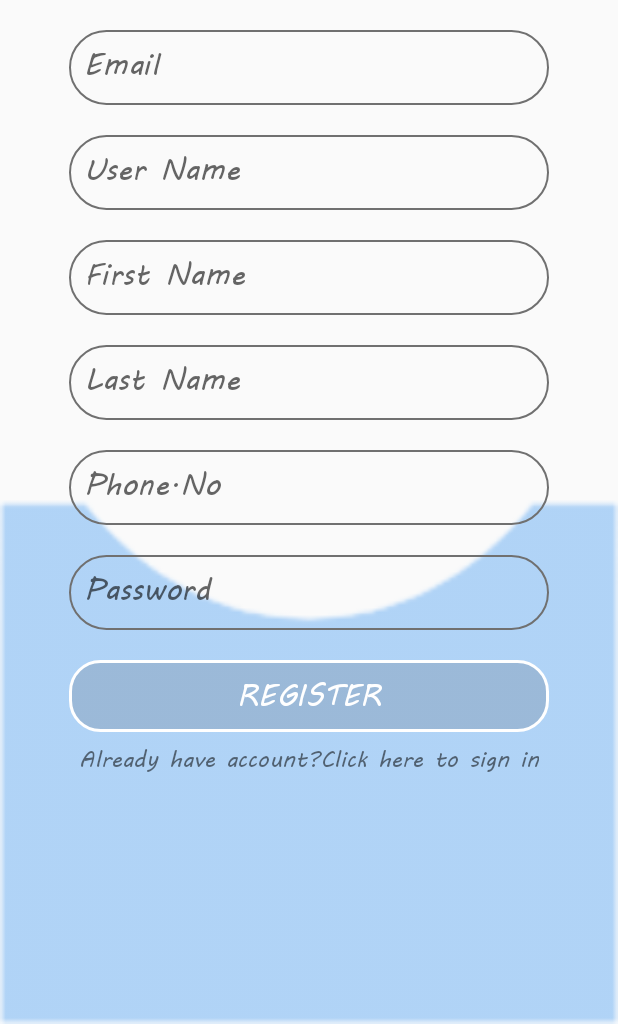
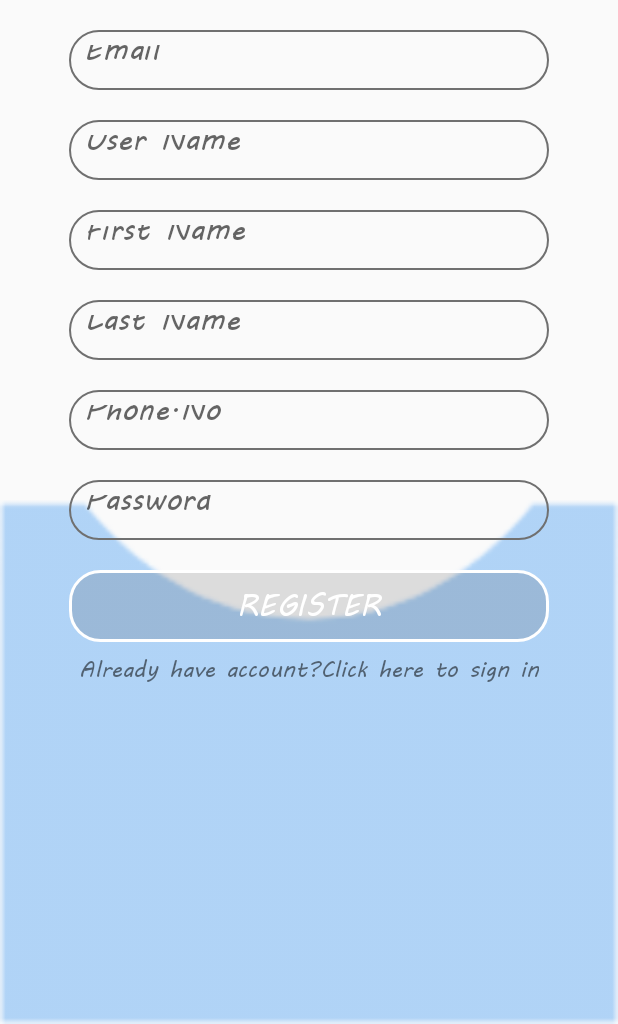
Before and after one commit to WyattLiang/epostCard, an Android app: the RegisterActivity screen opened directly, with no data from a screen before it, on a phone screen of 412 x 824 dp, the part 212-1236 px from its top. Run offline under Robolectric (Android 15) with nearby library versions, the phone set to English and light mode, and no system bars; our stand-ins replace Firebase (no records; nobody signed in at launch, a user with empty details on screens opened directly).

Commit message:
new layout

```diff
--- a/app/src/main/java/com/first/wyatt/postcard/HomeActivity.java
+++ b/app/src/main/java/com/first/wyatt/postcard/HomeActivity.java
@@ -101,9 +101,11 @@ public class HomeActivity extends AppCompatActivity {
                         Bundle extra = data.getBundleExtra("extra");
                         userName.setText(extra.getString("userName"));
                         profile_uri = extra.getString("uri");
+                        if(profile_uri != null){
+                            if(!profile_uri.equals("noProfile"))
+                                Picasso.with(HomeActivity.this).load(profile_uri).into(personal_image);
+                        }
 
-                        if(!profile_uri.equals("noProfile"))
-                            Picasso.with(HomeActivity.this).load(profile_uri).into(personal_image);
                     }
                 }
             });
--- a/app/src/main/res/layout/activity_register.xml
+++ b/app/src/main/res/layout/activity_register.xml
@@ -37,7 +37,7 @@
         <EditText
             android:id="@+id/email_register"
             android:layout_width="wrap_content"
-            android:layout_height="50dp"
+            android:layout_height="40dp"
             android:layout_gravity="center_horizontal"
             android:layout_marginTop="20dp"
             android:background="@drawable/bg_textbox"
@@ -50,7 +50,7 @@
         <EditText
             android:id="@+id/userN_register"
             android:layout_width="wrap_content"
-            android:layout_height="50dp"
+            android:layout_height="40dp"
             android:layout_gravity="center_horizontal"
             android:layout_marginTop="20dp"
             android:background="@drawable/bg_textbox"
@@ -63,7 +63,7 @@
         <EditText
             android:id="@+id/firstN_register"
             android:layout_width="wrap_content"
-            android:layout_height="50dp"
+            android:layout_height="40dp"
             android:layout_gravity="center_horizontal"
             android:layout_marginTop="20dp"
             android:background="@drawable/bg_textbox"
@@ -76,7 +76,7 @@
         <EditText
             android:id="@+id/lastN_register"
             android:layout_width="wrap_content"
-            android:layout_height="50dp"
+            android:layout_height="40dp"
             android:layout_gravity="center_horizontal"
             android:layout_marginTop="20dp"
             android:background="@drawable/bg_textbox"
@@ -89,7 +89,7 @@
         <EditText
             android:id="@+id/phone_register"
             android:layout_width="wrap_content"
-            android:layout_height="50dp"
+            android:layout_height="40dp"
             android:layout_gravity="center_horizontal"
             android:layout_marginTop="20dp"
             android:background="@drawable/bg_textbox"
@@ -102,7 +102,7 @@
         <EditText
             android:id="@+id/password"
             android:layout_width="wrap_content"
-            android:layout_height="50dp"
+            android:layout_height="40dp"
             android:layout_gravity="center_horizontal"
             android:layout_marginTop="20dp"
             android:background="@drawable/bg_textbox"
```
